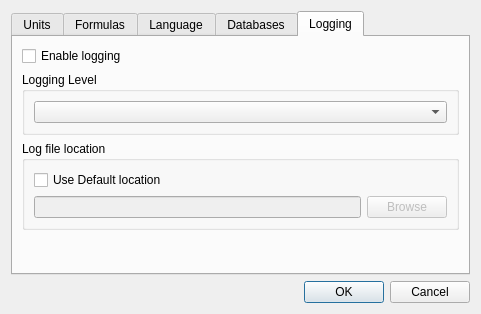
First picture: the form in ui/optionsDialog.ui, repository Brewken/brewken, before the edit.
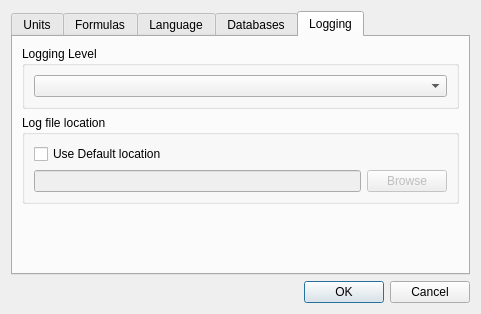
Second picture: the form after the edit. The open tabs and pages were chosen to show the change.

Commit message: Add Help menu and refactor logging

```diff
--- a/ui/optionsDialog.ui
+++ b/ui/optionsDialog.ui
@@ -392,9 +392,6 @@
        </item>
        <item row="3" column="0">
         <widget class="QGroupBox" name="groupBox_LogFileLocation">
-         <property name="enabled">
-          <bool>true</bool>
-         </property>
          <property name="sizePolicy">
           <sizepolicy hsizetype="Preferred" vsizetype="Minimum">
            <horstretch>0</horstretch>
@@ -448,13 +445,6 @@
          </layout>
         </widget>
        </item>
-       <item row="0" column="0">
-        <widget class="QCheckBox" name="checkBox_enableLogging">
-         <property name="text">
-          <string>Enable logging</string>
-         </property>
-        </widget>
-       </item>
        <item row="4" column="0">
         <spacer name="verticalSpacer">
          <property name="orientation">
```
The commit also changes 17 other files.
